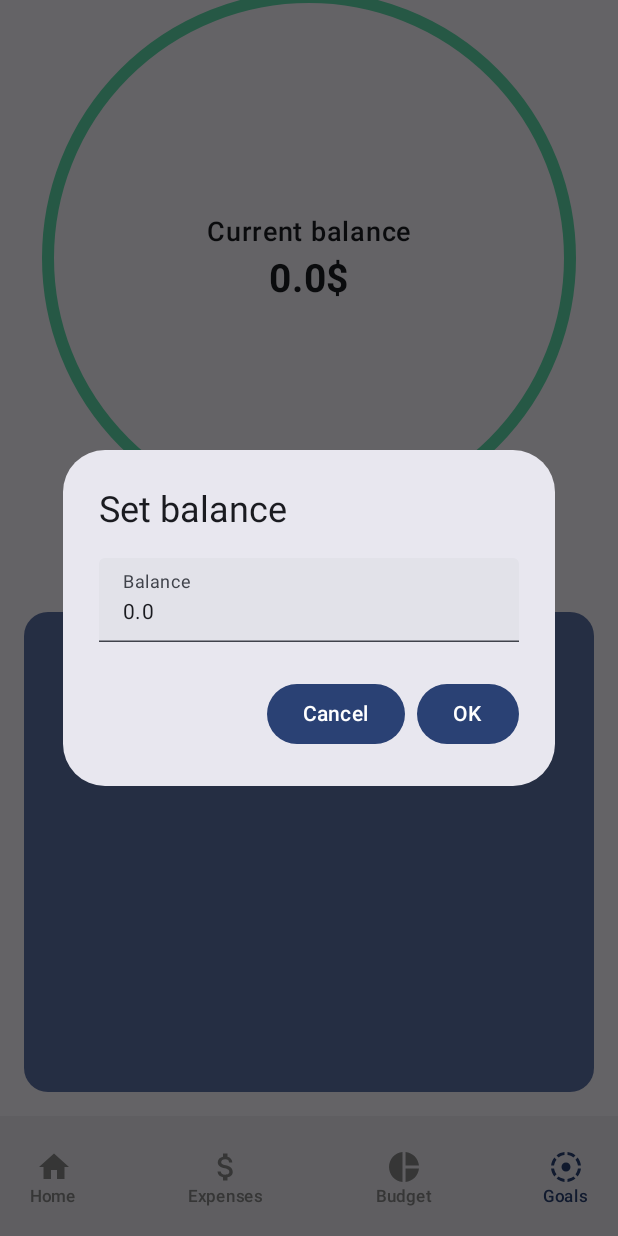
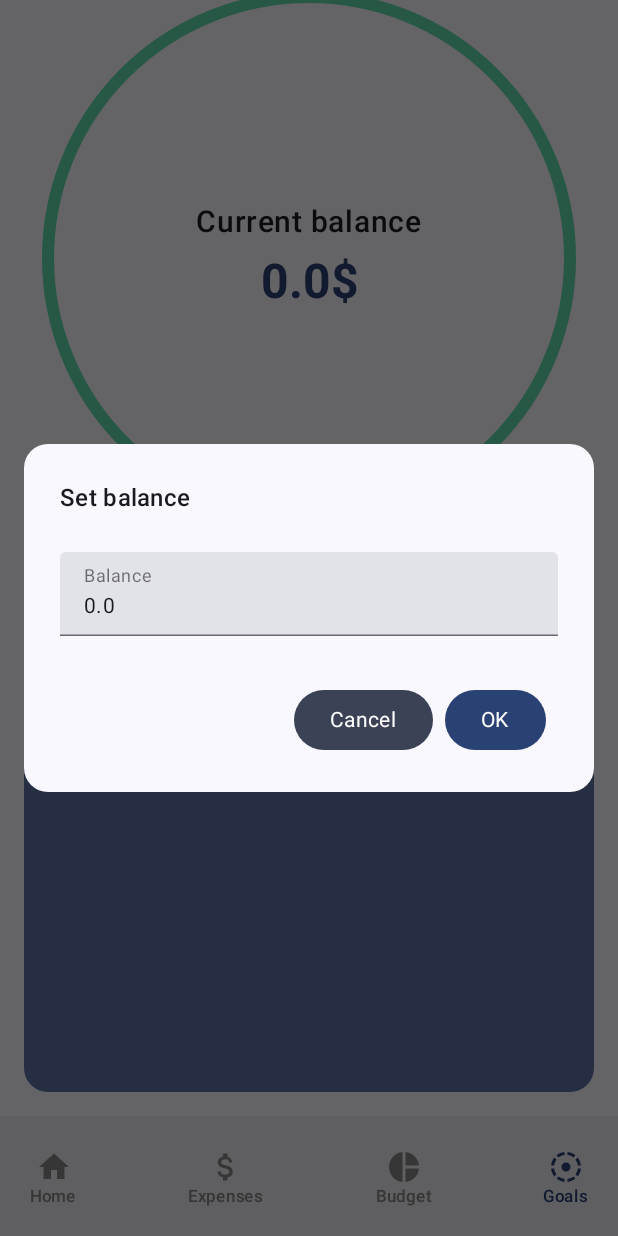
Before and after one commit to PiotrDynia/Spendee, an Android app built with Jetpack Compose: the CurrentBalanceScreen screen opened through its navigation route, after a tap on "Set balance", on a phone screen of 412 x 824 dp. Run offline under Robolectric (Android 15) with nearby library versions, the phone set to English and light mode, and no system bars; our stand-ins replace Dagger/Hilt's generated code, Room's generated code; 3 other taps on this screen came first.

Commit message:
current balance styled and refactored

```diff
--- /dev/null
+++ b/app/src/main/java/com/example/spendee/ui/current_balance/components/BalanceAlertDialog.kt
@@ -0,0 +1,100 @@
+package com.example.spendee.ui.current_balance.components
+
+import androidx.compose.foundation.layout.fillMaxWidth
+import androidx.compose.foundation.layout.padding
+import androidx.compose.foundation.shape.RoundedCornerShape
+import androidx.compose.material3.AlertDialog
+import androidx.compose.material3.Button
+import androidx.compose.material3.ButtonDefaults
+import androidx.compose.material3.MaterialTheme
+import androidx.compose.material3.Text
+import androidx.compose.material3.TextField
+import androidx.compose.material3.TextFieldDefaults
+import androidx.compose.runtime.Composable
+import androidx.compose.ui.Modifier
+import androidx.compose.ui.res.stringResource
+import androidx.compose.ui.unit.dp
+import com.example.spendee.R
+import com.example.spendee.ui.current_balance.state.CurrentBalanceEvent
+import com.example.spendee.util.isValidNumberInput
+
+@Composable
+fun BalanceAlertDialog(
+    onEvent: (CurrentBalanceEvent) -> Unit,
+    currentAmount: String,
+    modifier: Modifier = Modifier
+) {
+    AlertDialog(
+        onDismissRequest = { onEvent(CurrentBalanceEvent.OnCancelSetBalanceClick) },
+        confirmButton = {
+            Button(
+                onClick = {
+                    onEvent(CurrentBalanceEvent.OnConfirmSetBalanceClick)
+                },
+                colors = ButtonDefaults.buttonColors(
+                    containerColor = MaterialTheme.colorScheme.primary,
+                    contentColor = MaterialTheme.colorScheme.onPrimary
+                ),
+                modifier = Modifier.padding(end = 8.dp)
+            ) {
+                Text(
+                    text = stringResource(R.string.ok),
+                    style = MaterialTheme.typography.bodyMedium
+                )
+            }
+        },
+        dismissButton = {
+            Button(
+                onClick = {
+                    onEvent(CurrentBalanceEvent.OnCancelSetBalanceClick)
+                },
+                colors = ButtonDefaults.buttonColors(
+                    containerColor = MaterialTheme.colorScheme.secondary,
+                    contentColor = MaterialTheme.colorScheme.onSecondary
+                ),
+                modifier = Modifier.padding(start = 8.dp) // Added padding for spacing
+            ) {
+                Text(
+                    text = stringResource(R.string.cancel),
+                    style = MaterialTheme.typography.bodyMedium
+                )
+            }
+        },
+        title = {
+            Text(
+                text = stringResource(R.string.set_balance),
+                style = MaterialTheme.typography.titleMedium,
+                color = MaterialTheme.colorScheme.onSurface
+            )
+        },
+        text = {
+            TextField(
+                value = currentAmount,
+                onValueChange = { newValue ->
+                    if (isValidNumberInput(newValue)) {
+                        onEvent(CurrentBalanceEvent.OnAmountChange(newValue))
+                    }
+                },
+                label = {
+                    Text(text = stringResource(R.string.balance))
+                },
+                singleLine = true,
+                colors = TextFieldDefaults.colors(
+                    focusedContainerColor = MaterialTheme.colorScheme.surface,
+                    focusedTextColor = MaterialTheme.colorScheme.onSurface,
+                    focusedIndicatorColor = MaterialTheme.colorScheme.primary,
+                    unfocusedIndicatorColor = MaterialTheme.colorScheme.onSurface.copy(alpha = 0.6f),
+                    focusedLabelColor = MaterialTheme.colorScheme.primary,
+                    unfocusedLabelColor = MaterialTheme.colorScheme.onSurface.copy(alpha = 0.6f)
+                ),
+                modifier = Modifier
+                    .fillMaxWidth()
+                    .padding(vertical = 8.dp)
+            )
+        },
+        containerColor = MaterialTheme.colorScheme.background,
+        shape = RoundedCornerShape(16.dp),
+        modifier = modifier
+            .padding(horizontal = 16.dp)
+    )
+}
--- a/app/src/main/java/com/example/spendee/ui/current_balance/components/CurrentBalanceTexts.kt
+++ b/app/src/main/java/com/example/spendee/ui/current_balance/components/CurrentBalanceTexts.kt
@@ -2,6 +2,8 @@ package com.example.spendee.ui.current_balance.components
 
 import androidx.compose.foundation.layout.Arrangement
 import androidx.compose.foundation.layout.Column
+import androidx.compose.foundation.layout.padding
+import androidx.compose.material3.MaterialTheme
 import androidx.compose.material3.Text
 import androidx.compose.runtime.Composable
 import androidx.compose.ui.Alignment
@@ -15,14 +17,23 @@ import com.example.spendee.R
 @Composable
 fun CurrentBalanceTexts(currentBalance: String, modifier: Modifier = Modifier) {
     Column(
-        verticalArrangement = Arrangement.spacedBy(4.dp),
-        horizontalAlignment = Alignment.CenterHorizontally,
+        modifier = modifier.padding(16.dp),
+        verticalArrangement = Arrangement.spacedBy(8.dp),
+        horizontalAlignment = Alignment.CenterHorizontally
     ) {
         Text(
             text = stringResource(R.string.current_balance),
-            fontSize = 18.sp,
-            fontWeight = FontWeight.SemiBold
+            fontSize = 20.sp,
+            fontWeight = FontWeight.SemiBold,
+            color = MaterialTheme.colorScheme.onBackground,
+            style = MaterialTheme.typography.bodyLarge
         )
-        Text(text = "${currentBalance}$", fontSize = 26.sp, fontWeight = FontWeight.Bold)
+        Text(
+            text = "${currentBalance}$",
+            fontSize = 32.sp,
+            fontWeight = FontWeight.Bold,
+            color = MaterialTheme.colorScheme.primary,
+            style = MaterialTheme.typography.headlineLarge
+        )
     }
 }
--- a/app/src/main/java/com/example/spendee/ui/current_balance/components/LatestExpensesColumn.kt
+++ b/app/src/main/java/com/example/spendee/ui/current_balance/components/LatestExpensesColumn.kt
@@ -29,8 +29,9 @@ fun LatestExpensesColumn(onExpenseClick: (Expense) -> Unit, latestExpenses: List
         item {
             Text(
                 text = stringResource(R.string.latest_expenses),
-                fontSize = 26.sp,
+                fontSize = 24.sp,
                 fontWeight = FontWeight.Bold,
+                color = MaterialTheme.colorScheme.onBackground,
                 textAlign = TextAlign.Center,
                 modifier = Modifier.fillMaxWidth()
             )
@@ -42,8 +43,9 @@ fun LatestExpensesColumn(onExpenseClick: (Expense) -> Unit, latestExpenses: List
             item {
                 Text(
                     text = stringResource(R.string.show_more),
-                    color = MaterialTheme.colorScheme.onPrimaryContainer,
+                    color = MaterialTheme.colorScheme.primary,
                     fontWeight = FontWeight.SemiBold,
+                    fontSize = 16.sp,
                     textAlign = TextAlign.Center,
                     modifier = Modifier
                         .clickable { onShowMoreClick() }
--- a/app/src/main/java/com/example/spendee/ui/current_balance/screens/CurrentBalanceScreen.kt
+++ b/app/src/main/java/com/example/spendee/ui/current_balance/screens/CurrentBalanceScreen.kt
@@ -48,6 +48,7 @@ import androidx.compose.ui.res.stringResource
 import androidx.compose.ui.tooling.preview.Preview
 import androidx.compose.ui.unit.dp
 import com.example.spendee.R
+import com.example.spendee.ui.current_balance.components.BalanceAlertDialog
 import com.example.spendee.ui.current_balance.state.CurrentBalanceEvent
 import com.example.spendee.ui.current_balance.state.CurrentBalanceState
 import com.example.spendee.ui.current_balance.components.CurrentBalanceTexts
@@ -155,34 +156,7 @@ fun CurrentBalanceScreen(
                 Text(text = stringResource(R.string.set_balance))
             }
             if (state.isDialogOpen) {
-                AlertDialog(
-                    onDismissRequest = { onEvent(CurrentBalanceEvent.OnCancelSetBalanceClick) },
-                    confirmButton = {
-                        Button(onClick = {
-                            onEvent(CurrentBalanceEvent.OnConfirmSetBalanceClick)
-                        }) {
-                            Text(text = stringResource(R.string.ok))
-                        } },
-                    dismissButton = {
-                        Button(onClick = {
-                            onEvent(CurrentBalanceEvent.OnCancelSetBalanceClick)
-                        }) {
-                            Text(text = stringResource(R.string.cancel))
-                        } },
-                    title = {
-                        Text(text = stringResource(R.string.set_balance))
-                    },
-                    text = {
-                        TextField(
-                            value = state.currentAmount,
-                            onValueChange = { newValue ->
-                                if (isValidNumberInput(newValue)) {
-                                    onEvent(CurrentBalanceEvent.OnAmountChange(newValue))
-                                }},
-                            label = { Text(text = stringResource(R.string.balance)) }
-                        )
-                    }
-                )
+                BalanceAlertDialog(onEvent = onEvent, currentAmount = state.currentAmount)
             }
             Spacer(modifier = Modifier.height(16.dp))
             Box(
@@ -194,7 +168,6 @@ fun CurrentBalanceScreen(
             ) {
                 LatestExpensesColumn(
                     latestExpenses = state.latestExpenses,
-                    // TODO somehow make it less confusing
                     onShowMoreClick = {
                         onShowMoreClick()
                         onEvent(CurrentBalanceEvent.OnShowMoreClick) },
```
Also changed, not shown: app/src/main/java/com/example/spendee/MainActivity.kt (+9 -9 lines), app/src/main/java/com/example/spendee/ui/current_balance/components/LatestExpensesCard.kt (+16 -7 lines), app/src/main/java/com/example/spendee/ui/current_balance/state/CurrentBalanceViewModel.kt (+43 -42 lines).
